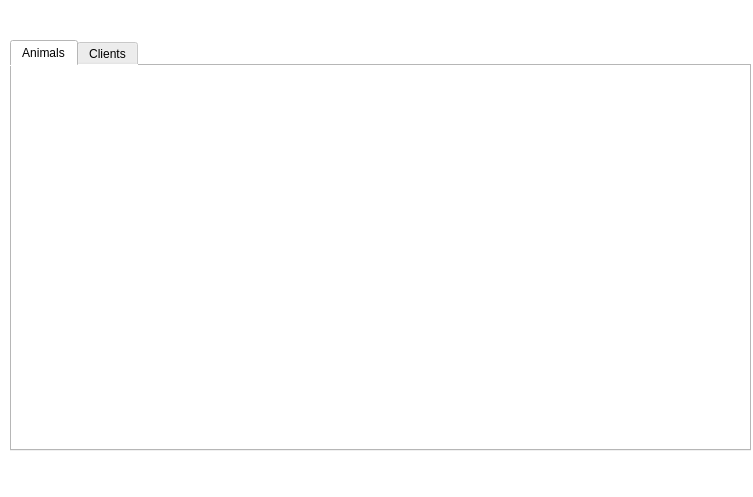
Before: the Qt Designer form app/MainWindow/MainWindow.ui in lfroms/cuacs, drawn with Qt 5.
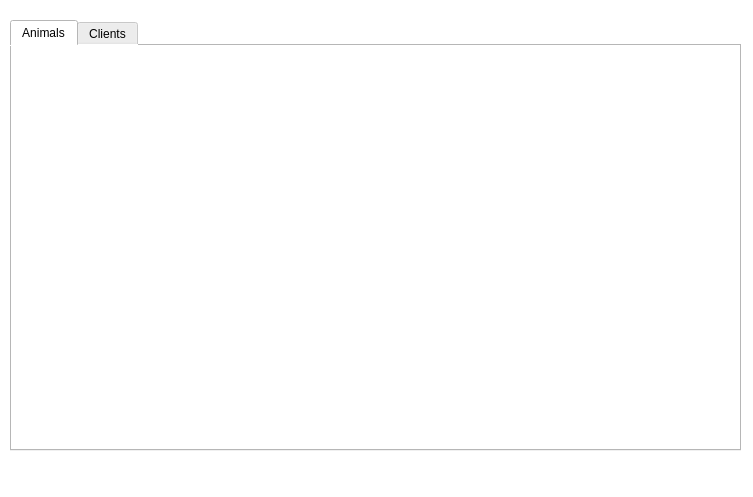
After: the same form once the commit is applied.

Patch:
```diff
--- a/app/MainWindow/MainWindow.ui
+++ b/app/MainWindow/MainWindow.ui
@@ -33,9 +33,9 @@
     <property name="geometry">
      <rect>
       <x>10</x>
-      <y>40</y>
-      <width>741</width>
-      <height>411</height>
+      <y>20</y>
+      <width>731</width>
+      <height>431</height>
      </rect>
     </property>
     <property name="sizePolicy">
```
